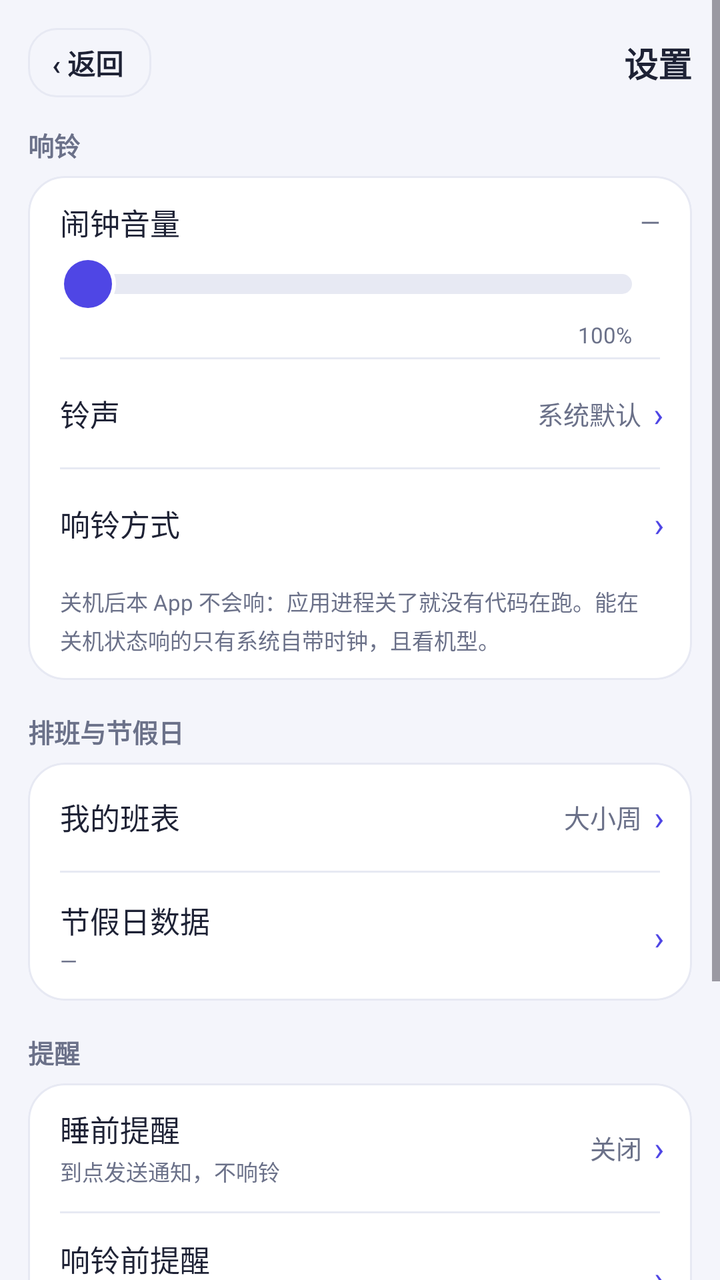
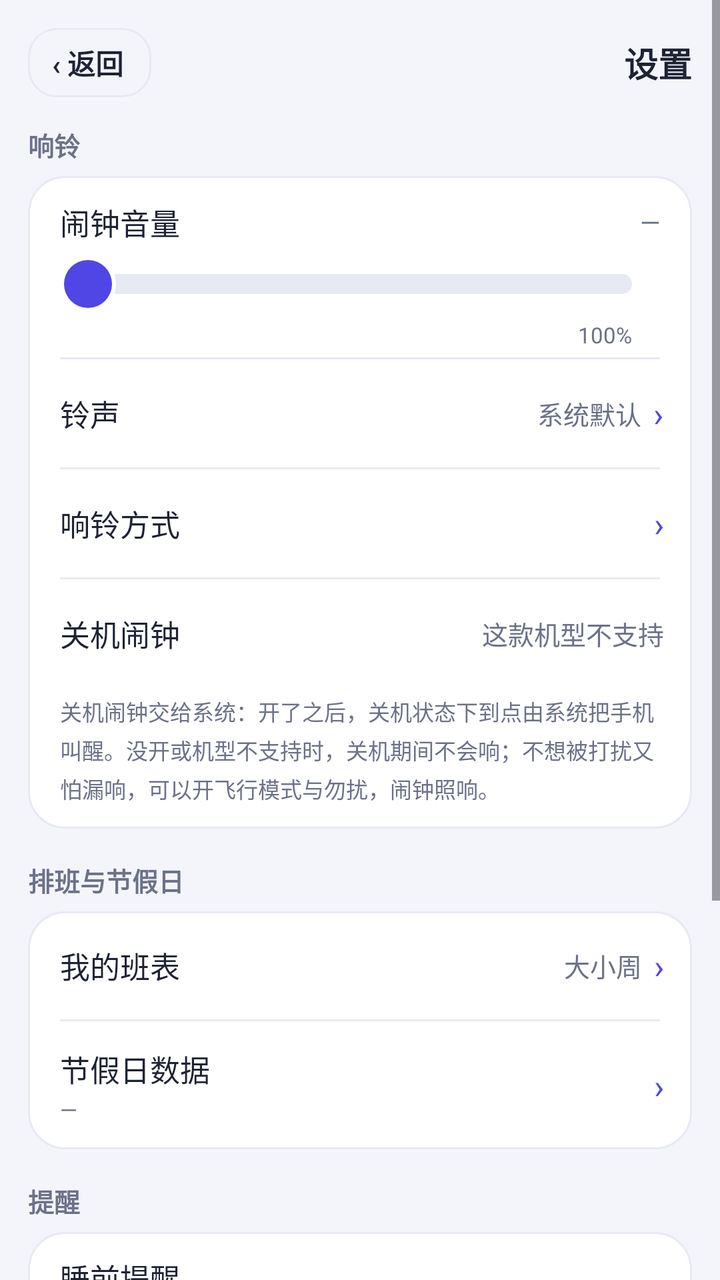

An Android layout rendered at two revisions. The XML below is the earlier revision; the diff shows what the commit changed to produce the second picture.
<!-- AndroidManifest.xml: application theme Theme.WeekdayAlarm -->
<!-- res/layout/activity_settings.xml -->
<?xml version="1.0" encoding="utf-8"?>
<ScrollView xmlns:android="http://schemas.android.com/apk/res/android"
    android:layout_width="match_parent"
    android:layout_height="match_parent"
    android:background="@color/bg"
    android:fitsSystemWindows="true">

    <LinearLayout
        android:layout_width="match_parent"
        android:layout_height="wrap_content"
        android:orientation="vertical"
        android:padding="14dp">

        
        <LinearLayout
            android:layout_width="match_parent"
            android:layout_height="wrap_content"
            android:layout_marginBottom="14dp"
            android:gravity="center_vertical"
            android:orientation="horizontal">

            <TextView
                android:id="@+id/btn_back"
                android:layout_width="wrap_content"
                android:layout_height="wrap_content"
                android:background="@drawable/bg_time_outline"
                android:clickable="true"
                android:focusable="true"
                android:paddingStart="@dimen/space_12"
                android:paddingEnd="14dp"
                android:paddingTop="7dp"
                android:paddingBottom="7dp"
                android:text="@string/button_back"
                android:textColor="@color/ink"
                android:textSize="14sp"
                android:textStyle="bold" />

            <TextView
                android:layout_width="0dp"
                android:layout_height="wrap_content"
                android:layout_weight="1"
                android:gravity="end"
                android:text="@string/settings_page_title"
                android:textColor="@color/ink"
                android:textSize="17sp"
                android:textStyle="bold" />
        </LinearLayout>

        
        <TextView
            style="@style/SectionTitle"
            android:layout_width="wrap_content"
            android:layout_height="wrap_content"
            android:layout_marginBottom="@dimen/space_6"
            android:text="@string/settings_section_alarm" />

        <LinearLayout
            android:layout_width="match_parent"
            android:layout_height="wrap_content"
            android:background="@drawable/bg_card"
            android:clipToOutline="true"
            android:orientation="vertical">

            
            <LinearLayout
                android:layout_width="match_parent"
                android:layout_height="wrap_content"
                android:orientation="vertical"
                android:paddingStart="@dimen/space_16"
                android:paddingTop="@dimen/space_12"
                android:paddingEnd="@dimen/space_16"
                android:paddingBottom="@dimen/space_4">

                <LinearLayout
                    android:layout_width="match_parent"
                    android:layout_height="wrap_content"
                    android:gravity="center_vertical"
                    android:orientation="horizontal">

                    <TextView
                        style="@style/SettingsTitle"
                        android:layout_width="0dp"
                        android:layout_height="wrap_content"
                        android:layout_weight="1"
                        android:text="@string/settings_volume_label" />

                    <TextView
                        android:id="@+id/tv_volume"
                        style="@style/SettingsValue"
                        android:layout_width="wrap_content"
                        android:layout_height="wrap_content"
                        android:text="@string/settings_volume_default" />
                </LinearLayout>

                
                <SeekBar
                    android:id="@+id/seek_volume_embed"
                    android:layout_width="match_parent"
                    android:layout_height="wrap_content"
                    android:layout_marginTop="@dimen/space_2"
                    android:minHeight="36dp"
                    android:paddingStart="14dp"
                    android:paddingEnd="14dp"
                    android:progressDrawable="@drawable/seek_track"
                    android:splitTrack="false"
                    android:thumb="@drawable/seek_thumb" />

                
                <LinearLayout
                    android:layout_width="match_parent"
                    android:layout_height="wrap_content"
                    android:orientation="horizontal"
                    android:paddingStart="14dp"
                    android:paddingEnd="14dp">

                    <TextView
                        android:id="@+id/tv_volume_floor"
                        android:layout_width="0dp"
                        android:layout_height="wrap_content"
                        android:layout_weight="1"
                        android:textColor="@color/sub"
                        android:textSize="11sp" />

                    <TextView
                        android:layout_width="wrap_content"
                        android:layout_height="wrap_content"
                        android:text="100%"
                        android:textColor="@color/sub"
                        android:textSize="11sp" />
                </LinearLayout>
            </LinearLayout>

            <View style="@style/SettingsDivider" />

                        <LinearLayout
                            android:id="@+id/row_ringtone"
                            android:layout_width="match_parent"
                            android:layout_height="wrap_content"
                            android:background="?attr/selectableItemBackground"
                            android:clickable="true"
                            android:focusable="true"
                            android:gravity="center_vertical"
                            android:minHeight="54dp"
                            android:orientation="horizontal"
                            android:paddingStart="@dimen/space_16"
                            android:paddingEnd="14dp">

                            <TextView
                                style="@style/SettingsTitle"
                                android:layout_width="0dp"
                                android:layout_height="wrap_content"
                                android:layout_weight="1"
                                android:text="@string/settings_ringtone_title" />

                            <TextView
                                android:id="@+id/tv_ringtone"
                                style="@style/SettingsValue"
                                android:layout_width="0dp"
                                android:layout_height="wrap_content"
                                android:layout_weight="0.9"
                                android:gravity="end"
                                android:text="@string/settings_ringtone_default" />

                            <TextView style="@style/SettingsChevron" />
                        </LinearLayout>

                        <View style="@style/SettingsDivider" />

            
            <LinearLayout
                android:id="@+id/row_more_ring"
                android:layout_width="match_parent"
                android:layout_height="wrap_content"
                android:background="?attr/selectableItemBackground"
                android:clickable="true"
                android:focusable="true"
                android:gravity="center_vertical"
                android:minHeight="54dp"
                android:orientation="horizontal"
                android:paddingStart="@dimen/space_16"
                android:paddingEnd="14dp">

                <TextView
                    style="@style/SettingsTitle"
                    android:layout_width="0dp"
                    android:layout_height="wrap_content"
                    android:layout_weight="1"
                    android:text="@string/settings_more_ring_title" />

                <TextView style="@style/SettingsChevron" />
            </LinearLayout>

            
            <TextView
                style="@style/SettingsSummary"
                android:layout_width="match_parent"
                android:layout_height="wrap_content"
                android:paddingStart="@dimen/space_16"
                android:paddingTop="@dimen/space_4"
                android:paddingEnd="@dimen/space_16"
                android:paddingBottom="@dimen/space_12"
                android:text="@string/settings_shutdown_tip" />
        </LinearLayout>

        
        <TextView
            style="@style/SectionTitle"
            android:layout_width="wrap_content"
            android:layout_height="wrap_content"
            android:layout_marginTop="@dimen/space_16"
            android:layout_marginBottom="@dimen/space_6"
            android:text="@string/settings_section_schedule" />

        <LinearLayout
            android:layout_width="match_parent"
            android:layout_height="wrap_content"
            android:background="@drawable/bg_card"
            android:clipToOutline="true"
            android:orientation="vertical">

                        <LinearLayout
                            android:id="@+id/row_week_mode"
                            android:layout_width="match_parent"
                            android:layout_height="wrap_content"
                            android:background="?attr/selectableItemBackground"
                            android:clickable="true"
                            android:focusable="true"
                            android:gravity="center_vertical"
                            android:minHeight="54dp"
                            android:orientation="horizontal"
                            android:paddingStart="@dimen/space_16"
                            android:paddingEnd="14dp">

                            <TextView
                                style="@style/SettingsTitle"
                                android:layout_width="0dp"
                                android:layout_height="wrap_content"
                                android:layout_weight="1"
                                android:text="@string/settings_week_mode_title" />

                            <TextView
                                android:id="@+id/tv_week_mode"
                                style="@style/SettingsValue"
                                android:layout_width="wrap_content"
                                android:layout_height="wrap_content"
                                android:text="@string/settings_week_mode_default" />

                            <TextView style="@style/SettingsChevron" />
                        </LinearLayout>

                        <View style="@style/SettingsDivider" />

                        <LinearLayout
                            android:id="@+id/row_holiday_data"
                            android:layout_width="match_parent"
                            android:layout_height="wrap_content"
                            android:background="?attr/selectableItemBackground"
                            android:clickable="true"
                            android:focusable="true"
                            android:gravity="center_vertical"
                            android:minHeight="64dp"
                            android:orientation="horizontal"
                            android:paddingStart="@dimen/space_16"
                            android:paddingEnd="14dp"
                            android:paddingTop="@dimen/space_10"
                            android:paddingBottom="@dimen/space_10">

                            <LinearLayout
                                android:layout_width="0dp"
                                android:layout_height="wrap_content"
                                android:layout_weight="1"
                                android:orientation="vertical">

                                <TextView
                                    style="@style/SettingsTitle"
                                    android:layout_width="wrap_content"
                                    android:layout_height="wrap_content"
                                    android:text="@string/settings_holiday_data_title" />

                                <TextView
                                    android:id="@+id/tv_holiday_data"
                                    style="@style/SettingsSummary"
                                    android:layout_width="wrap_content"
                                    android:layout_height="wrap_content"
                                    android:layout_marginTop="@dimen/space_2"
                                    android:text="@string/settings_holiday_data_default" />
                            </LinearLayout>

                            <TextView style="@style/SettingsChevron" />
                        </LinearLayout>
        </LinearLayout>

        
        <TextView
            style="@style/SectionTitle"
            android:layout_width="wrap_content"
            android:layout_height="wrap_content"
            android:layout_marginTop="@dimen/space_16"
            android:layout_marginBottom="@dimen/space_6"
            android:text="@string/settings_section_remind" />

        <LinearLayout
            android:layout_width="match_parent"
            android:layout_height="wrap_content"
            android:background="@drawable/bg_card"
            android:clipToOutline="true"
            android:orientation="vertical">

            
            <LinearLayout
                android:id="@+id/row_bedtime"
                android:layout_width="match_parent"
                android:layout_height="wrap_content"
                android:background="?attr/selectableItemBackground"
                android:clickable="true"
                android:focusable="true"
                android:gravity="center_vertical"
                android:minHeight="64dp"
                android:orientation="horizontal"
                android:paddingStart="@dimen/space_16"
                android:paddingTop="@dimen/space_10"
                android:paddingEnd="14dp"
                android:paddingBottom="@dimen/space_10">

                <LinearLayout
                    android:layout_width="0dp"
                    android:layout_height="wrap_content"
                    android:layout_weight="1"
                    android:orientation="vertical">

                    <TextView
                        style="@style/SettingsTitle"
                        android:layout_width="wrap_content"
                        android:layout_height="wrap_content"
                        android:text="@string/settings_bedtime_title" />

                    
                    <TextView
                        android:id="@+id/tv_bedtime"
                        style="@style/SettingsSummary"
                        android:layout_width="wrap_content"
                        android:layout_height="wrap_content"
                        android:layout_marginTop="@dimen/space_2"
                        android:text="@string/settings_bedtime_hint" />
                </LinearLayout>

                <TextView
                    android:id="@+id/tv_bedtime_value"
                    style="@style/SettingsValue"
                    android:layout_width="wrap_content"
                    android:layout_height="wrap_content"
                    android:text="@string/settings_bedtime_default" />

                <TextView style="@style/SettingsChevron" />
            </LinearLayout>

            <View style="@style/SettingsDivider" />

                        <LinearLayout
                            android:id="@+id/row_pre_notice"
                            android:layout_width="match_parent"
                            android:layout_height="wrap_content"
                            android:background="?attr/selectableItemBackground"
                            android:clickable="true"
                            android:focusable="true"
                            android:gravity="center_vertical"
                            android:minHeight="64dp"
                            android:orientation="horizontal"
                            android:paddingStart="@dimen/space_16"
                            android:paddingEnd="14dp"
                            android:paddingTop="@dimen/space_10"
                            android:paddingBottom="@dimen/space_10">

                            <LinearLayout
                                android:layout_width="0dp"
                                android:layout_height="wrap_content"
                                android:layout_weight="1"
                                android:orientation="vertical">

                                <TextView
                                    style="@style/SettingsTitle"
                                    android:layout_width="wrap_content"
                                    android:layout_height="wrap_content"
                                    android:text="@string/settings_pre_notice_title" />

                                <TextView
                                    android:id="@+id/tv_pre_notice"
                                    style="@style/SettingsSummary"
                                    android:layout_width="wrap_content"
                                    android:layout_height="wrap_content"
                                    android:layout_marginTop="@dimen/space_2"
                                    android:text="@string/settings_pre_notice_summary" />
                            </LinearLayout>

                            
                            <TextView
                                android:id="@+id/tv_pre_notice_value"
                                style="@style/SettingsValue"
                                android:layout_width="wrap_content"
                                android:layout_height="wrap_content" />

                            <TextView style="@style/SettingsChevron" />
                        </LinearLayout>

                        <View style="@style/SettingsDivider" />

                        
                        <LinearLayout
                            android:id="@+id/row_snooze"
                            android:layout_width="match_parent"
                            android:layout_height="wrap_content"
                            android:background="?attr/selectableItemBackground"
                            android:clickable="true"
                            android:focusable="true"
                            android:gravity="center_vertical"
                            android:minHeight="54dp"
                            android:orientation="horizontal"
                            android:paddingStart="@dimen/space_16"
                            android:paddingEnd="14dp">

                            <TextView
                                style="@style/SettingsTitle"
                                android:layout_width="0dp"
                                android:layout_height="wrap_content"
                                android:layout_weight="1"
                                android:text="@string/settings_snooze_title" />

                            <TextView
                                android:id="@+id/tv_snooze"
                                style="@style/SettingsValue"
                                android:layout_width="wrap_content"
                                android:layout_height="wrap_content"
                                android:text="@string/more_snooze_default" />

                            <TextView style="@style/SettingsChevron" />
                        </LinearLayout>
        </LinearLayout>

        
        <TextView
            style="@style/SectionTitle"
            android:layout_width="wrap_content"
            android:layout_height="wrap_content"
            android:layout_marginTop="@dimen/space_16"
            android:layout_marginBottom="@dimen/space_6"
            android:text="@string/settings_section_other" />

        <LinearLayout
            android:layout_width="match_parent"
            android:layout_height="wrap_content"
            android:background="@drawable/bg_card"
            android:clipToOutline="true"
            android:orientation="vertical">

            
            <LinearLayout
                android:id="@+id/row_more"
                android:layout_width="match_parent"
                android:layout_height="wrap_content"
                android:background="?attr/selectableItemBackground"
                android:clickable="true"
                android:focusable="true"
                android:gravity="center_vertical"
                android:minHeight="54dp"
                android:orientation="horizontal"
                android:paddingStart="@dimen/space_16"
                android:paddingEnd="14dp">

                <TextView
                    style="@style/SettingsTitle"
                    android:layout_width="0dp"
                    android:layout_height="wrap_content"
                    android:layout_weight="1"
                    android:text="@string/settings_more_title" />

                <TextView style="@style/SettingsChevron" />
            </LinearLayout>
        </LinearLayout>
    </LinearLayout>
</ScrollView>
<!-- resources referenced by this layout -->
<resources>
  <color name="bg">#F4F5FB</color>
  <color name="ink">#1E2235</color>
  <color name="sub">#6B7189</color>
  <dimen name="space_10">10dp</dimen>
  <dimen name="space_12">12dp</dimen>
  <dimen name="space_16">16dp</dimen>
  <dimen name="space_2">2dp</dimen>
  <dimen name="space_4">4dp</dimen>
  <dimen name="space_6">6dp</dimen>
  <!-- drawable bg_card (drawable) -->
  <?xml version="1.0" encoding="utf-8"?>
  <shape xmlns:android="http://schemas.android.com/apk/res/android"
      android:shape="rectangle">
      <solid android:color="@color/card" />
      <corners android:radius="@dimen/radius_card" />
      <stroke android:width="1dp" android:color="@color/line" />
  </shape>
  <string name="button_back">‹ 返回</string>
  <string name="more_snooze_default">5 分钟 × 3 次</string>
  <string name="settings_bedtime_default">关闭</string>
  <string name="settings_bedtime_hint">到点发送通知，不响铃</string>
  <string name="settings_bedtime_title">睡前提醒</string>
  <string name="settings_holiday_data_default">—</string>
  <string name="settings_holiday_data_title">节假日数据</string>
  <string name="settings_more_ring_title">响铃方式</string>
  <string name="settings_more_title">其他设置</string>
  <string name="settings_page_title">设置</string>
  <string name="settings_pre_notice_summary">响铃前先在通知栏提醒一次</string>
  <string name="settings_pre_notice_title">响铃前提醒</string>
  <string name="settings_ringtone_default">系统默认</string>
  <string name="settings_ringtone_title">铃声</string>
  <string name="settings_section_alarm">响铃</string>
  <string name="settings_section_other">更多</string>
  <string name="settings_section_remind">提醒</string>
  <string name="settings_section_schedule">排班与节假日</string>
  <string name="settings_shutdown_tip">关机后本 App 不会响：应用进程关了就没有代码在跑。能在关机状态响的只有系统自带时钟，且看机型。</string>
  <string name="settings_snooze_title">稍后提醒</string>
  <string name="settings_volume_default">—</string>
  <string name="settings_volume_label">闹钟音量</string>
  <string name="settings_week_mode_default">大小周</string>
  <string name="settings_week_mode_title">我的班表</string>
  <style name="SectionTitle">
          <item name="android:textColor">@color/sub</item>
          <item name="android:textSize">@dimen/font_body</item>
          <item name="android:textStyle">bold</item>
      </style>
  <style name="SettingsDivider">
          <item name="android:layout_width">match_parent</item>
          <item name="android:layout_height">1dp</item>
          <item name="android:layout_marginStart">@dimen/space_16</item>
          <item name="android:layout_marginEnd">@dimen/space_16</item>
          <item name="android:background">@color/line</item>
      </style>
  <style name="SettingsSummary">
          <item name="android:textColor">@color/sub</item>
          <item name="android:textSize">@dimen/font_caption</item>
          <item name="android:lineSpacingMultiplier">1.2</item>
      </style>
  <style name="SettingsTitle">
          <item name="android:textColor">@color/ink</item>
          <item name="android:textSize">@dimen/font_title</item>
      </style>
  <style name="SettingsValue">
          <item name="android:textColor">@color/sub</item>
          <item name="android:textSize">@dimen/font_body</item>
          <item name="android:maxLines">1</item>
          <item name="android:ellipsize">end</item>
      </style>
  <color name="card">#FFFFFF</color>
  <dimen name="radius_card">18dp</dimen>
  <color name="line">#E7E9F3</color>
  <dimen name="radius_row">14dp</dimen>
  <color name="indigo">#4F46E5</color>
  <dimen name="radius_chip">10dp</dimen>
  <dimen name="font_body">13sp</dimen>
  <dimen name="font_chevron">17sp</dimen>
  <dimen name="font_caption">11sp</dimen>
  <dimen name="font_title">15sp</dimen>
  <color name="indigo_dark">#4338CA</color>
  <color name="white">#FFFFFFFF</color>
  <!-- unchanged entries left out for length: 5 -->
</resources>

<!-- the commit's change to res/layout/activity_settings.xml (unified diff, before → after) -->
@@ -188,6 +188,37 @@
                     android:text="@string/settings_more_ring_title" />
 
                 <TextView style="@style/SettingsChevron" />
+            </LinearLayout>
+
+            
+            <View style="@style/SettingsDivider" />
+
+            <LinearLayout
+                android:id="@+id/row_power_off"
+                android:layout_width="match_parent"
+                android:layout_height="wrap_content"
+                android:background="?attr/selectableItemBackground"
+                android:clickable="true"
+                android:focusable="true"
+                android:gravity="center_vertical"
+                android:minHeight="54dp"
+                android:orientation="horizontal"
+                android:paddingStart="@dimen/space_16"
+                android:paddingEnd="14dp">
+
+                <TextView
+                    style="@style/SettingsTitle"
+                    android:layout_width="0dp"
+                    android:layout_height="wrap_content"
+                    android:layout_weight="1"
+                    android:text="@string/settings_power_off_title" />
+
+                <TextView
+                    android:id="@+id/tv_power_off"
+                    style="@style/SettingsValue"
+                    android:layout_width="wrap_content"
+                    android:layout_height="wrap_content"
+                    android:text="@string/settings_power_off_unsupported" />
             </LinearLayout>
 
             
<!-- resource entries referenced after the edit -->
@@ -27,6 +27,8 @@
   <string name="settings_more_ring_title">响铃方式</string>
   <string name="settings_more_title">其他设置</string>
   <string name="settings_page_title">设置</string>
+  <string name="settings_power_off_title">关机闹钟</string>
+  <string name="settings_power_off_unsupported">这款机型不支持</string>
   <string name="settings_pre_notice_summary">响铃前先在通知栏提醒一次</string>
   <string name="settings_pre_notice_title">响铃前提醒</string>
   <string name="settings_ringtone_default">系统默认</string>
@@ -35,7 +37,7 @@
   <string name="settings_section_other">更多</string>
   <string name="settings_section_remind">提醒</string>
   <string name="settings_section_schedule">排班与节假日</string>
-  <string name="settings_shutdown_tip">关机后本 App 不会响：应用进程关了就没有代码在跑。能在关机状态响的只有系统自带时钟，且看机型。</string>
+  <string name="settings_shutdown_tip">关机闹钟交给系统：开了之后，关机状态下到点由系统把手机叫醒。没开或机型不支持时，关机期间不会响；不想被打扰又怕漏响，可以开飞行模式与勿扰，闹钟照响。</string>
   <string name="settings_snooze_title">稍后提醒</string>
   <string name="settings_volume_default">—</string>
   <string name="settings_volume_label">闹钟音量</string>
